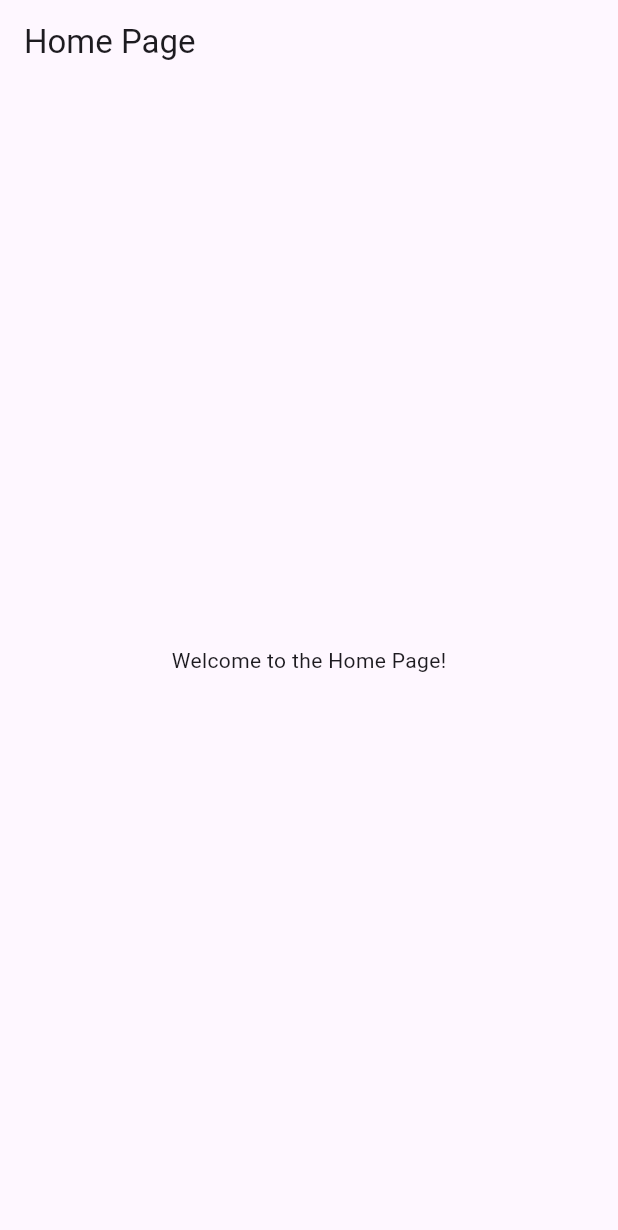
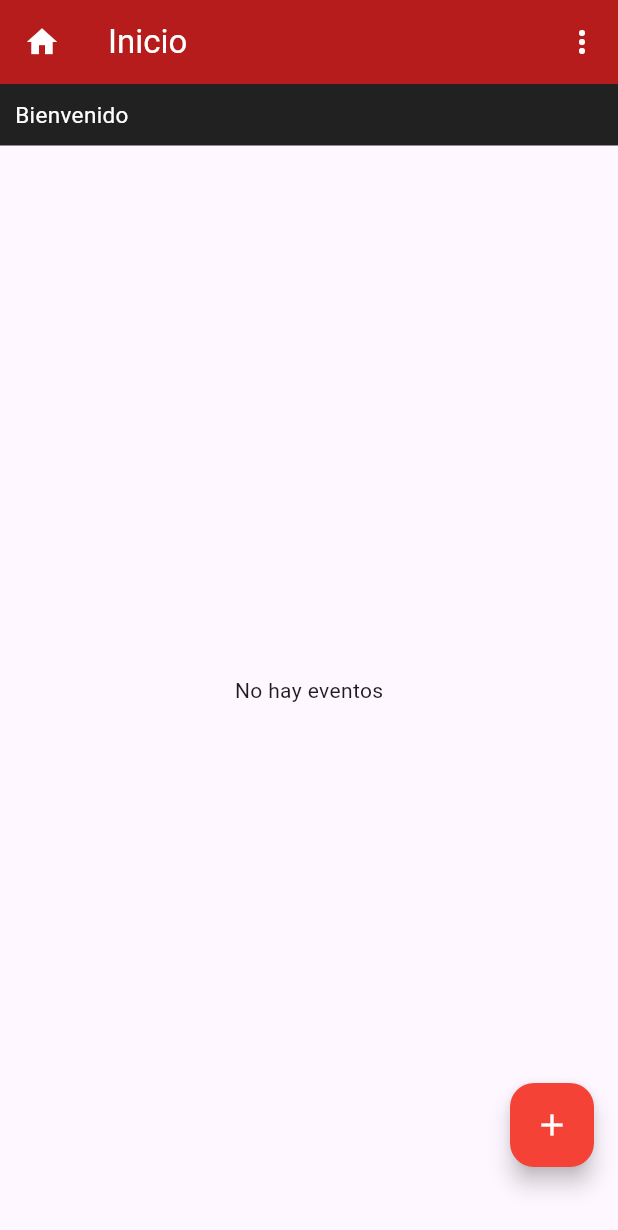
Before and after one commit to Fyzzsw/ProyectoMoviles20205, a Flutter app: the HomePage screen opened directly, on a phone screen of 412 x 824 dp. Shown: the top 1230 px of the screen. Run offline on Flutter 3.47's test engine with Material 3 defaults, Android fonts, the phone set to English and light mode, and no system bars; our stand-ins replace cloud_firestore, firebase_auth, firebase_core, flutter_slidable, material_design_icons_flutter; accounts and stored records are empty; network calls fail.

Commit message:
feat: proyecto avanzado moviles, falta servicio de google, detalle de los eventos y pulir diseño

```diff
--- a/proyecto_moviles_fernandoramirez2025/analysis_options.yaml
+++ b/proyecto_moviles_fernandoramirez2025/analysis_options.yaml
@@ -21,6 +21,7 @@ linter:
   # `// ignore_for_file: name_of_lint` syntax on the line or in the file
   # producing the lint.
   rules:
+    prefer_const_constructor
     # avoid_print: false  # Uncomment to disable the `avoid_print` rule
     # prefer_single_quotes: true  # Uncomment to enable the `prefer_single_quotes` rule
 
--- a/proyecto_moviles_fernandoramirez2025/lib/pages/home.dart
+++ b/proyecto_moviles_fernandoramirez2025/lib/pages/home.dart
@@ -1,4 +1,12 @@
+import 'package:cloud_firestore/cloud_firestore.dart';
+import 'package:firebase_auth/firebase_auth.dart';
 import 'package:flutter/material.dart';
+import 'package:flutter_slidable/flutter_slidable.dart';
+import 'package:intl/intl.dart';
+import 'package:material_design_icons_flutter/material_design_icons_flutter.dart';
+import 'package:proyecto_moviles_fernandoramirez2025/pages/agregar_evento.dart';
+import 'package:proyecto_moviles_fernandoramirez2025/services/auth_service.dart';
+import 'package:proyecto_moviles_fernandoramirez2025/services/fs_service.dart';
 
 class HomePage extends StatelessWidget {
   const HomePage({super.key});
@@ -6,8 +14,107 @@ class HomePage extends StatelessWidget {
   @override
   Widget build(BuildContext context) {
     return Scaffold(
-      appBar: AppBar(title: const Text('Home Page')),
-      body: const Center(child: Text('Welcome to the Home Page!')),
+      appBar: AppBar(
+        backgroundColor: Colors.red.shade900,
+        title: Row(
+          children: [Text('Inicio', style: TextStyle(color: Colors.white))],
+        ),
+        leading: Icon(Icons.home, color: Colors.white),
+        actions: [
+          PopupMenuButton(
+            iconColor: Colors.white,
+            itemBuilder: (context) => [
+              PopupMenuItem(value: 'logout', child: Text('Cerrar Sesion')),
+            ],
+            onSelected: (value) => {FirebaseAuth.instance.signOut()},
+          ),
+        ],
+      ),
+      //mostrar usuario logueado :)
+      body: Column(
+        children: [
+          Container(
+            padding: EdgeInsets.all(10),
+            color: Colors.black87,
+            width: double.infinity,
+            child: FutureBuilder(
+              future: AuthService().currentUser(),
+              builder: (context, AsyncSnapshot<User?> snapshot) {
+                if (!snapshot.hasData || snapshot.connectionState == ConnectionState.waiting) {
+                  return CircularProgressIndicator();
+                } else {
+                  return Text(
+                    'Bienvenido ${snapshot.data?.email}',
+                    style: TextStyle(fontSize: 15, color: Colors.white),
+                  );
+                }
+              },
+            ),
+
+            //body
+          ),
+          Expanded(
+            child: Padding(
+              padding: EdgeInsets.all(20),
+              child: StreamBuilder(
+                stream: FsService().eventos(),
+                builder: (context, AsyncSnapshot<QuerySnapshot> snapshot) {
+                  if (snapshot.connectionState == ConnectionState.waiting) {
+                    return Center(child: CircularProgressIndicator());
+                  }
+                  if (!snapshot.hasData || snapshot.data!.docs.isEmpty) {
+                    return Center(child: Text('No hay eventos'));
+                  }
+                  return ListView.separated(
+                    separatorBuilder: (context, index) => Divider(),
+                    itemCount: snapshot.data!.docs.length,
+                    itemBuilder: (context, index) {
+                      var evento = snapshot.data!.docs[index];
+                      return Slidable(
+                        endActionPane: ActionPane(
+                          motion: ScrollMotion(),
+                          children: [
+                            SlidableAction(
+                              onPressed: (context) async {
+                                await FsService().eliminarEvento(evento.id);
+                              },
+                              icon: MdiIcons.trashCan,
+                              foregroundColor: Colors.white,
+                              backgroundColor: Colors.red,
+                            ),
+                          ],
+                        ),
+                        child: ListTile(
+                          leading: Icon(Icons.event, color: Colors.red.shade900),
+                          title: Text(evento["titulo"]),
+                          subtitle: Text(
+                            DateFormat(
+                              'dd/MM/yyyy HH:mm',
+                              'es_CL',
+                            ).format(evento["fecha"].toDate()),
+                          ),
+                        ),
+                      );
+                    },
+                  );
+                },
+              ),
+            ),
+          ),
+        ],
+      ),
+      floatingActionButtonLocation: FloatingActionButtonLocation.endFloat,
+      floatingActionButton: Padding(
+        padding: EdgeInsets.only(bottom: 30),
+        child: FloatingActionButton(
+          onPressed: () {
+            Navigator.push(context, MaterialPageRoute(builder: (context) => AgregarEvento()));
+          },
+          backgroundColor: Colors.red,
+          foregroundColor: Colors.white,
+          child: Icon(Icons.add),
+        ),
+      ),
     );
   }
 }
--- /dev/null
+++ b/proyecto_moviles_fernandoramirez2025/lib/services/auth_service.dart
@@ -0,0 +1,9 @@
+import 'package:firebase_auth/firebase_auth.dart';
+
+class AuthService {
+  Future<User?> currentUser() async {
+    return FirebaseAuth.instance.currentUser;
+  }
+
+  //crear funcion para iniciar sesion con cuenta de google
+}
--- a/proyecto_moviles_fernandoramirez2025/lib/services/fs_service.dart
+++ b/proyecto_moviles_fernandoramirez2025/lib/services/fs_service.dart
@@ -0,0 +1,35 @@
+import 'package:cloud_firestore/cloud_firestore.dart';
+
+class FsService {
+  Stream<QuerySnapshot> eventos() {
+    return FirebaseFirestore.instance.collection('eventos').snapshots();
+  }
+
+  Future<void> eliminarEvento(String id) {
+    return FirebaseFirestore.instance.collection('eventos').doc(id).delete();
+  }
+
+  Future<QuerySnapshot> categorias() {
+    return FirebaseFirestore.instance.collection('categorias').orderBy('nombre').get();
+  }
+
+  Future<void> agregarEvento(
+    String titulo,
+    DateTime fecha,
+    String categoria,
+    String lugar,
+    String autor,
+  ) {
+    return FirebaseFirestore.instance.collection('eventos').doc().set({
+      'titulo': titulo,
+      'fecha': fecha,
+      'categoria': categoria,
+      'lugar': lugar,
+      'autor': autor,
+    });
+  }
+
+  Future<DocumentSnapshot<Map<String, dynamic>>> eventoId(String id) {
+    return FirebaseFirestore.instance.collection('eventos').doc(id).get();
+  }
+}
--- a/proyecto_moviles_fernandoramirez2025/pubspec.yaml
+++ b/proyecto_moviles_fernandoramirez2025/pubspec.yaml
@@ -39,6 +39,8 @@ dependencies:
   cloud_firestore: ^6.1.0
   firebase_core: ^4.2.1
   firebase_auth: ^6.1.2
+  intl: ^0.20.2
+  google_sign_in: ^7.2.0
 
 dev_dependencies:
   flutter_test:
```
Also changed, not shown: proyecto_moviles_fernandoramirez2025/lib/main.dart (+11 -5 lines), proyecto_moviles_fernandoramirez2025/lib/pages/agregar_evento.dart (added, +168 -0 lines), proyecto_moviles_fernandoramirez2025/lib/pages/auth_wrapper.dart (added, +30 -0 lines), proyecto_moviles_fernandoramirez2025/lib/pages/detalle_evento.dart (added, +17 -0 lines), proyecto_moviles_fernandoramirez2025/lib/pages/login.dart (added, +114 -0 lines), proyecto_moviles_fernandoramirez2025/pubspec.lock, 4 other files.
